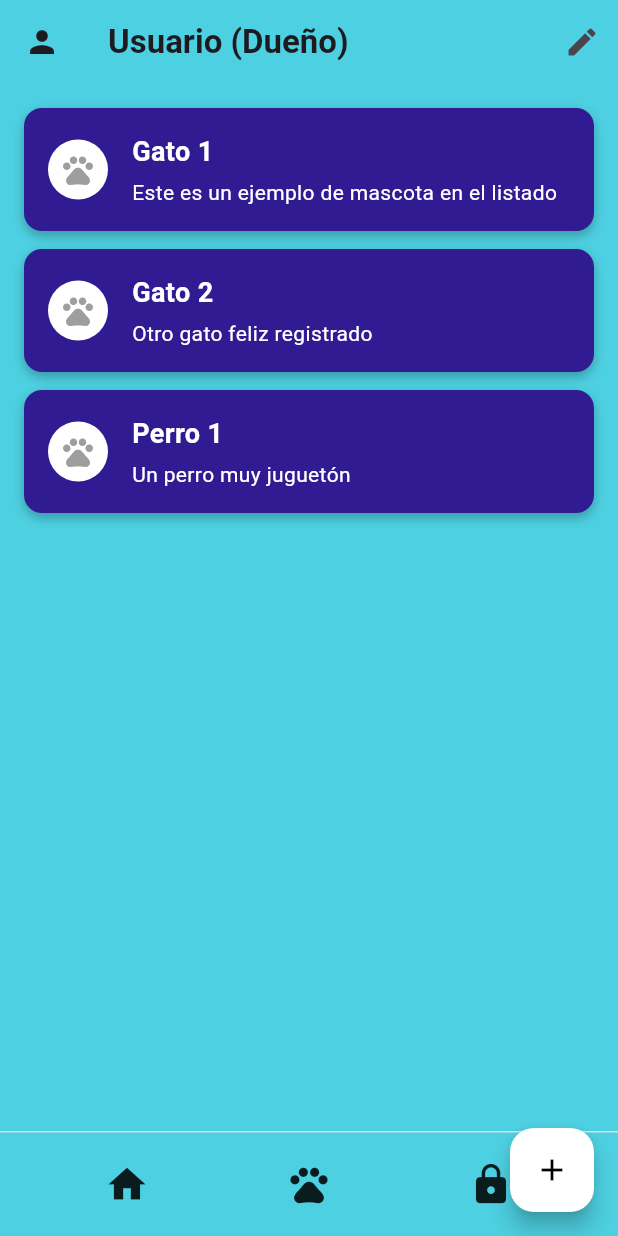
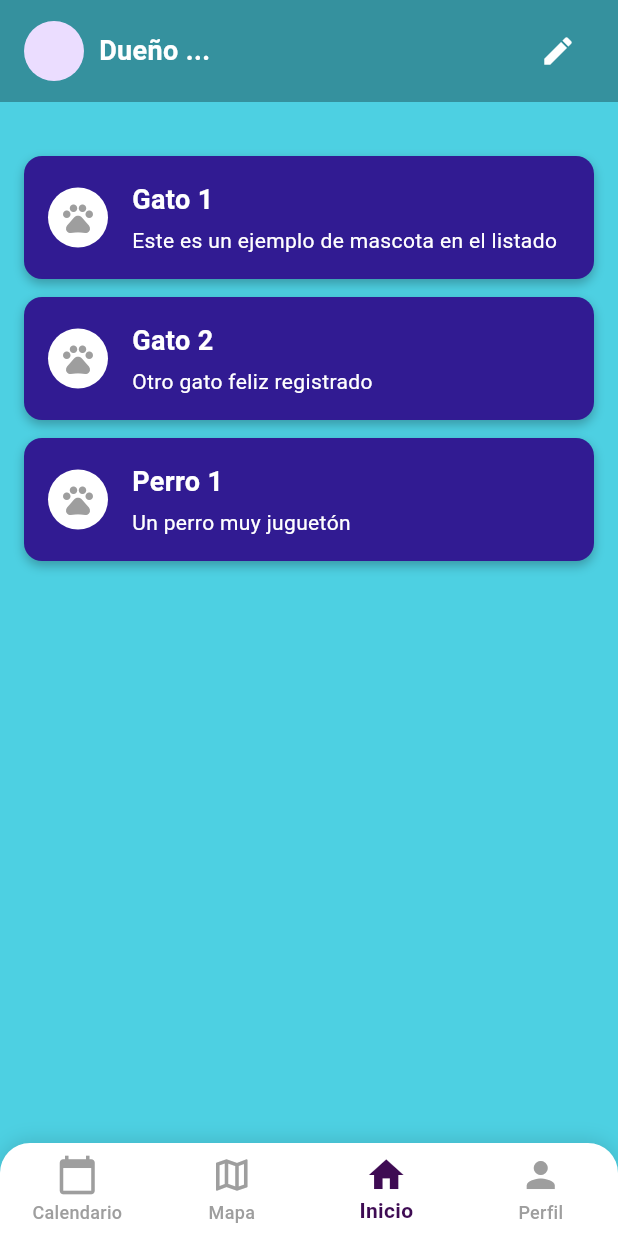
Before and after one commit to SebasAlb/AnimaCare_Front, a Flutter app: the HomeOwnerScreen screen opened by its route, on a phone screen of 412 x 824 dp. Run offline on Flutter 3.47's test engine with Material 3 defaults, Android fonts, the phone set to English and light mode, and no system bars; our stand-ins replace flutter_colorpicker, geolocator, get, google_maps_flutter, table_calendar; network calls fail.

Commit message:
correcciones en navegacion, e implmentacaion de nav y header

```diff
--- /dev/null
+++ b/devtools_options.yaml
@@ -0,0 +1,3 @@
+description: This file stores settings for Dart & Flutter DevTools.
+documentation: https://docs.flutter.dev/tools/devtools/extensions#configure-extension-enablement-states
+extensions:
--- a/lib/presentation/components/custom_header.dart
+++ b/lib/presentation/components/custom_header.dart
@@ -5,14 +5,19 @@ class CustomHeader extends StatelessWidget {
   final String petName;
   final VoidCallback onEdit;
   final VoidCallback onViewRecord;
-  final bool isCalendarMode; // <<<<<< AÑADIDO PARA EL CALENDARIO
+  final bool isCalendarMode;
+  final bool isOwnerMode;
+  final bool isRecommendationMode;
+
 
   const CustomHeader({
     super.key,
     required this.petName,
     required this.onEdit,
     required this.onViewRecord,
-    this.isCalendarMode = false, // <<<<<< Valor por defecto, en el calendario se tienen dos opciones diferentes
+    this.isCalendarMode = false,
+    this.isOwnerMode = false,
+    this.isRecommendationMode = false,
   });
 
   @override
@@ -43,22 +48,34 @@ class CustomHeader extends StatelessWidget {
             children: [
               IconButton(
                 icon: Icon(
-                  isCalendarMode ? Icons.add : Icons.edit, // <<<<<< Cambio dinámico
+                  _getEditIcon(),
                   color: Colors.white,
                 ),
                 onPressed: onEdit,
               ),
-              IconButton(
-                icon: Icon(
-                  isCalendarMode ? Icons.settings : Icons.vaccines, // <<<<<< Cambio dinámico
-                  color: Colors.white,
+              if (!isOwnerMode) // Solo si el ícono existe
+                IconButton(
+                  icon: Icon(
+                    _getSettingsIcon(),
+                    color: Colors.white
+                  ),
+                  onPressed: onViewRecord,
                 ),
-                onPressed: onViewRecord,
-              ),
             ],
           ),
         ],
       ),
     );
   }
+
+  IconData _getEditIcon() {
+    if (isRecommendationMode) return Icons.recommend;
+    if (isCalendarMode && isOwnerMode) return Icons.add;
+    return Icons.edit;
+  }
+
+  IconData _getSettingsIcon() {
+    return isCalendarMode ? Icons.settings : Icons.vaccines;
+  }
+
 }
--- a/lib/presentation/screens/calendar/calendar_screen.dart
+++ b/lib/presentation/screens/calendar/calendar_screen.dart
@@ -194,9 +194,10 @@ class CalendarScreen extends StatelessWidget {
             case 0:
               break;
             case 1:
+              Navigator.pushNamed(context, AppRoutes.map);
               break;
             case 2:
-              Navigator.pushNamed(context, AppRoutes.recommendations);
+              Navigator.pushNamed(context, AppRoutes.homeOwner);
               break;
             case 3:
               break;
--- a/lib/presentation/screens/home_owner/home_owner_screen.dart
+++ b/lib/presentation/screens/home_owner/home_owner_screen.dart
@@ -1,3 +1,6 @@
+import 'package:animacare_front/presentation/components/custom_header.dart';
+import 'package:animacare_front/presentation/components/custom_navbar.dart';
+import 'package:animacare_front/routes/app_routes.dart';
 import 'package:flutter/material.dart';
 import 'package:get/get.dart';
 import 'home_owner_controller.dart';
@@ -9,28 +12,28 @@ class HomeOwnerScreen extends StatelessWidget {
   @override
   Widget build(BuildContext context) {
     final controller = Get.put(HomeOwnerController());
-    final size = MediaQuery.of(context).size;
 
     return WillPopScope(
       onWillPop: () async {
         return await ExitDialog.show();
       },
       child: Scaffold(
-        backgroundColor: Colors.cyan[300],
-        appBar: AppBar(
-          backgroundColor: Colors.cyan[300],
-          elevation: 0,
-          leading: const Icon(Icons.person),
-          title: const Text('Usuario (Dueño)', style: TextStyle(fontWeight: FontWeight.bold)),
-          actions: [
-            IconButton(
-              icon: const Icon(Icons.edit),
-              onPressed: controller.editProfile,
+        backgroundColor: const Color(0xFF4DD0E2),
+        body: SafeArea(
+          child: Column(
+            children: [
+              CustomHeader(
+                petName: 'Dueño ...',
+                onEdit: () {
+                  Navigator.pushNamed(context, AppRoutes.ownerUpdate);
+                },
+                onViewRecord: () {
+                  Navigator.pushNamed(context, AppRoutes.editNotifications);
+                },
+                isOwnerMode: true,
               ),
-          ],
-        ),
-        body: Column(
-          children: [
+              const SizedBox(height: 20),
+              // El resto del contenido con padding interno
               Expanded(
                 child: Obx(() => ListView.builder(
                   padding: const EdgeInsets.all(16),
@@ -44,15 +47,26 @@ class HomeOwnerScreen extends StatelessWidget {
                   },
                 )),
               ),
-            _buildBottomNavigationBar(),
             ],
           ),
-        floatingActionButton: FloatingActionButton(
-          backgroundColor: Colors.white,
-          onPressed: controller.addPet,
-          child: const Icon(Icons.add, color: Colors.black),
         ),
-        floatingActionButtonLocation: FloatingActionButtonLocation.endFloat,
+        bottomNavigationBar: CustomNavBar(
+          currentIndex: 2,
+          onTap: (index) {
+            switch (index) {
+              case 0:
+                Navigator.pushNamed(context, AppRoutes.calendar);
+                break;
+              case 1:
+                Navigator.pushNamed(context, AppRoutes.map);
+                break;
+              case 2:
+                break;
+              case 3:
+                break;
+            }
+          },
+        ),
       ),
     );
   }
--- a/lib/presentation/screens/login/login_controller.dart
+++ b/lib/presentation/screens/login/login_controller.dart
@@ -36,7 +36,7 @@ class LoginController extends GetxController {
         isDismissible: true,
       );
       resetFields();
-      Get.offAllNamed('/recommendations');
+      Get.offAllNamed('/homeowner');
     });
   }
 
```
Also changed, not shown: lib/presentation/screens/recommendations/recommendations_screen.dart (+24 -7 lines). Lines whose indentation alone changed are shown as unchanged.
